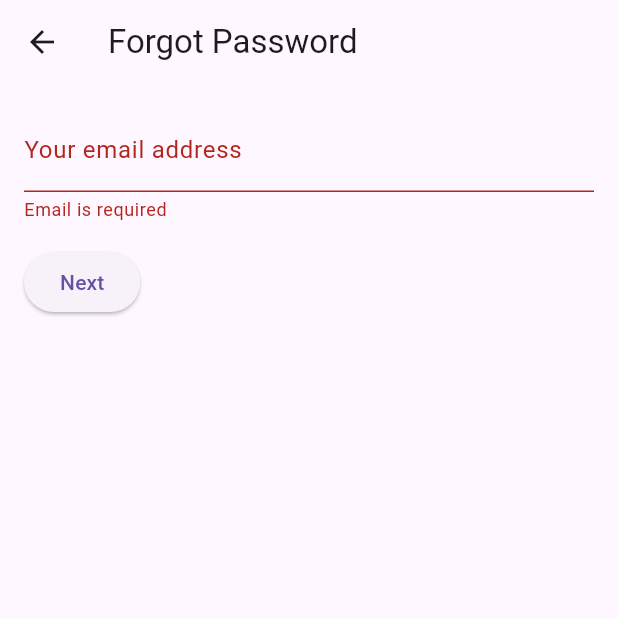
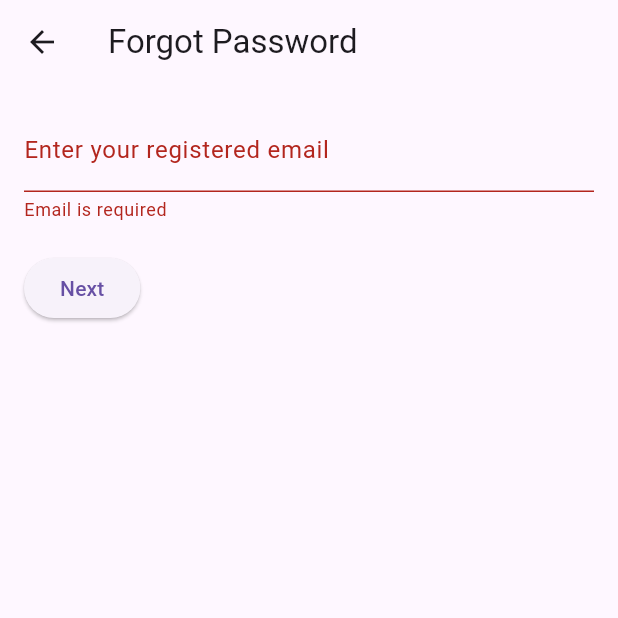
Before and after one commit to Abdelrahman-Elaraky/news_app, a Flutter app: the ForgotPasswordScreen screen opened by its route, after a tap on "Next", on a phone screen of 412 x 824 dp, the top half of it. Run offline on Flutter 3.47's test engine with Material 3 defaults, Android fonts, the phone set to English and light mode, and no system bars; our stand-ins replace bloc, equatable, flutter_bloc, shared_preferences; accounts and stored records are empty.

Commit message:
Initial commit

```diff
--- a/news_app/lib/features/news_app/presentation/views/forgot_password_screen.dart
+++ b/news_app/lib/features/news_app/presentation/views/forgot_password_screen.dart
@@ -2,53 +2,65 @@ import 'package:flutter/material.dart';
 import 'package:shared_preferences/shared_preferences.dart';
 
 class ForgotPasswordScreen extends StatefulWidget {
-  const ForgotPasswordScreen({Key? key}) : super(key: key);
+  const ForgotPasswordScreen({super.key});
 
   @override
-  _ForgotPasswordScreenState createState() => _ForgotPasswordScreenState();
+  State<ForgotPasswordScreen> createState() => _ForgotPasswordScreenState();
 }
 
 class _ForgotPasswordScreenState extends State<ForgotPasswordScreen> {
-  final _formKey = GlobalKey<FormState>();
-  String? _email;
+  final _formKeyEmail = GlobalKey<FormState>();
+  final _formKeySecurity = GlobalKey<FormState>();
+
+  String? _emailInput;
   String? _selectedQuestion;
-  String? _answer;
+  String? _answerInput;
   bool _emailValidated = false;
   bool _answerVerified = false;
   bool _isLoading = false;
 
+  late String? _savedEmail;
+  late String? _savedQuestion;
+  late String? _savedAnswer;
+
   final List<String> _securityQuestions = [
-    "What's your mother's maiden name?",
-    "What was your first pet's name?",
-    "What city were you born in?",
+    "What’s your mother’s maiden name?",
+    "What was the name of your first pet?",
+    "In what city were you born?",
   ];
 
-  Future<bool> _validateEmailExists(String email) async {
-    final prefs = await SharedPreferences.getInstance();
-    final savedEmail = prefs.getString('registeredEmail');
-    return email.trim() == savedEmail;
+  @override
+  void initState() {
+    super.initState();
+    _loadSavedData();
   }
 
-  Future<bool> _verifyAnswer(String email, String question, String answer) async {
-    // Replace this with actual security question verification logic
-    await Future.delayed(const Duration(seconds: 1));
-    return answer.trim().toLowerCase() == 'flutter';
+  Future<void> _loadSavedData() async {
+    final prefs = await SharedPreferences.getInstance();
+    setState(() {
+      _savedEmail = prefs.getString('registeredEmail');
+      _savedQuestion = prefs.getString('securityQuestion');
+      _savedAnswer = prefs.getString('securityAnswer');
+    });
   }
 
-  void _submitEmail() async {
-    if (_formKey.currentState!.validate()) {
-      _formKey.currentState!.save();
+  Future<void> _validateEmail() async {
+    final form = _formKeyEmail.currentState!;
+    if (form.validate()) {
+      form.save();
 
       setState(() => _isLoading = true);
 
-      final exists = await _validateEmailExists(_email!.trim());
+      await Future.delayed(const Duration(milliseconds: 500)); // simulate delay
+
+      final valid = (_emailInput?.trim().toLowerCase() == _savedEmail?.toLowerCase());
 
       setState(() {
         _isLoading = false;
-        _emailValidated = exists;
+        _emailValidated = valid;
       });
 
-      if (!exists) {
+      if (!valid) {
         ScaffoldMessenger.of(context).showSnackBar(
           const SnackBar(content: Text('Email not found')),
         );
@@ -56,34 +68,40 @@ class _ForgotPasswordScreenState extends State<ForgotPasswordScreen> {
     }
   }
 
-  void _submitAnswer() async {
-    if (_formKey.currentState!.validate()) {
-      _formKey.currentState!.save();
+  Future<void> _verifySecurityAnswer() async {
+    final form = _formKeySecurity.currentState!;
+    if (form.validate()) {
+      form.save();
 
-      if (_selectedQuestion == null || _answer == null) {
+      if (_selectedQuestion == null) {
         ScaffoldMessenger.of(context).showSnackBar(
-          const SnackBar(content: Text('Please select a question and provide an answer')),
+          const SnackBar(content: Text('Please select your security question')),
         );
         return;
       }
 
       setState(() => _isLoading = true);
 
-      final verified = await _verifyAnswer(_email!, _selectedQuestion!, _answer!);
+      await Future.delayed(const Duration(milliseconds: 500)); // simulate delay
+
+      final answerMatches = _savedAnswer != null &&
+          _answerInput != null &&
+          _answerInput!.trim().toLowerCase() == _savedAnswer;
+
+      final questionMatches = _selectedQuestion == _savedQuestion;
 
       setState(() {
         _isLoading = false;
-        _answerVerified = verified;
+        _answerVerified = (answerMatches && questionMatches);
       });
 
-      if (verified) {
+      if (_answerVerified) {
         ScaffoldMessenger.of(context).showSnackBar(
-          const SnackBar(content: Text('Answer verified! You can reset your password now.')),
+          const SnackBar(content: Text('Verification successful! You can reset your password now.')),
         );
-        // Navigate or reset password logic here
       } else {
         ScaffoldMessenger.of(context).showSnackBar(
-          const SnackBar(content: Text('Incorrect answer')),
+          const SnackBar(content: Text('Incorrect security question or answer')),
         );
       }
     }
@@ -94,73 +112,100 @@ class _ForgotPasswordScreenState extends State<ForgotPasswordScreen> {
     return Scaffold(
       appBar: AppBar(title: const Text('Forgot Password')),
       body: Padding(
-        padding: const EdgeInsets.all(16.0),
+        padding: const EdgeInsets.all(16),
         child: _isLoading
             ? const Center(child: CircularProgressIndicator())
-            : _emailValidated
-                ? _answerVerified
-                    ? const Center(child: Text('Password reset successful!'))
-                    : Form(
-                        key: _formKey,
+            : !_emailValidated
+                ? Form(
+                    key: _formKeyEmail,
+                    child: Column(
+                      crossAxisAlignment: CrossAxisAlignment.start,
+                      children: [
+                        TextFormField(
+                          decoration: const InputDecoration(labelText: 'Enter your registered email'),
+                          keyboardType: TextInputType.emailAddress,
+                          validator: (val) {
+                            if (val == null || val.trim().isEmpty) {
+                              return 'Email is required';
+                            }
+                            if (!RegExp(r'^[\w-\.]+@([\w-]+\.)+[\w-]{2,4}$').hasMatch(val.trim())) {
+                              return 'Invalid email format';
+                            }
+                            return null;
+                          },
+                          onSaved: (val) => _emailInput = val?.trim(),
+                        ),
+                        const SizedBox(height: 20),
+                        ElevatedButton(
+                          onPressed: _validateEmail,
+                          child: const Text('Next'),
+                        ),
+                      ],
+                    ),
+                  )
+                : !_answerVerified
+                    ? Form(
+                        key: _formKeySecurity,
                         child: Column(
                           crossAxisAlignment: CrossAxisAlignment.start,
                           children: [
                             DropdownButtonFormField<String>(
                               decoration: const InputDecoration(labelText: 'Security Question'),
+                              value: _selectedQuestion,
                               items: _securityQuestions
                                   .map((q) => DropdownMenuItem(value: q, child: Text(q)))
                                   .toList(),
-                              value: _selectedQuestion,
                               onChanged: (val) => setState(() => _selectedQuestion = val),
                               validator: (val) =>
-                                  val == null || val.isEmpty ? 'Please select a question' : null,
+                                  val == null || val.isEmpty ? 'Please select your security question' : null,
                             ),
                             TextFormField(
                               decoration: const InputDecoration(labelText: 'Answer'),
-                              onSaved: (val) => _answer = val?.trim(),
-                              validator: (val) =>
-                                  val == null || val.isEmpty ? 'Answer is required' : null,
+                              validator: (val) {
+                                if (val == null || val.trim().isEmpty) {
+                                  return 'Answer is required';
+                                }
+                                return null;
+                              },
+                              onSaved: (val) => _answerInput = val?.trim(),
                             ),
-                            const SizedBox(height: 16),
+                            const SizedBox(height: 20),
                             ElevatedButton(
-                              onPressed: _submitAnswer,
+                              onPressed: _verifySecurityAnswer,
                               child: const Text('Verify'),
                             ),
                             TextButton(
-                              onPressed: () => Navigator.pop(context),
-                              child: const Text('Back to login'),
-                            ),
+                              onPressed: () {
+                                setState(() {
+                                  _emailValidated = false;
+                                  _answerVerified = false;
+                                  _selectedQuestion = null;
+                                  _answerInput = null;
+                                  _emailInput = null;
+                                });
+                              },
+                              child: const Text('Back'),
+                            )
                           ],
                         ),
                       )
-                : Form(
-                    key: _formKey,
-                    child: Column(
-                      crossAxisAlignment: CrossAxisAlignment.start,
-                      children: [
-                        TextFormField(
-                          decoration: const InputDecoration(labelText: 'Your email address'),
-                          keyboardType: TextInputType.emailAddress,
-                          onSaved: (val) => _email = val?.trim(),
-                          validator: (val) {
-                            if (val == null || val.trim().isEmpty) {
-                              return 'Email is required';
-                            }
-                            if (!RegExp(r'^[\w-\.]+@([\w-]+\.)+[\w-]{2,4}$')
-                                .hasMatch(val.trim())) {
-                              return 'Invalid email format';
-                            }
-                            return null;
-                          },
+                    : Center(
+                        child: Column(
+                          mainAxisSize: MainAxisSize.min,
+                          children: [
+                            const Icon(Icons.check_circle, color: Colors.green, size: 80),
+                            const SizedBox(height: 20),
+                            const Text('Verification complete! Reset your password.'),
+                            const SizedBox(height: 20),
+                            ElevatedButton(
+                              onPressed: () {
+                                Navigator.of(context).pushReplacementNamed('/login');
+                              },
+                              child: const Text('Back to Login'),
+                            )
+                          ],
                         ),
-                        const SizedBox(height: 16),
-                        ElevatedButton(
-                          onPressed: _submitEmail,
-                          child: const Text('Next'),
-                        ),
-                      ],
-                    ),
-                  ),
+                      ),
       ),
     );
   }
```
